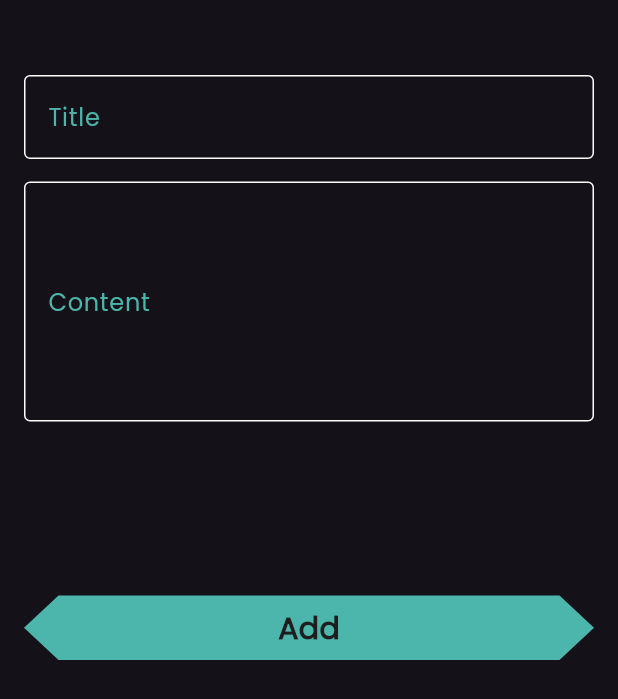
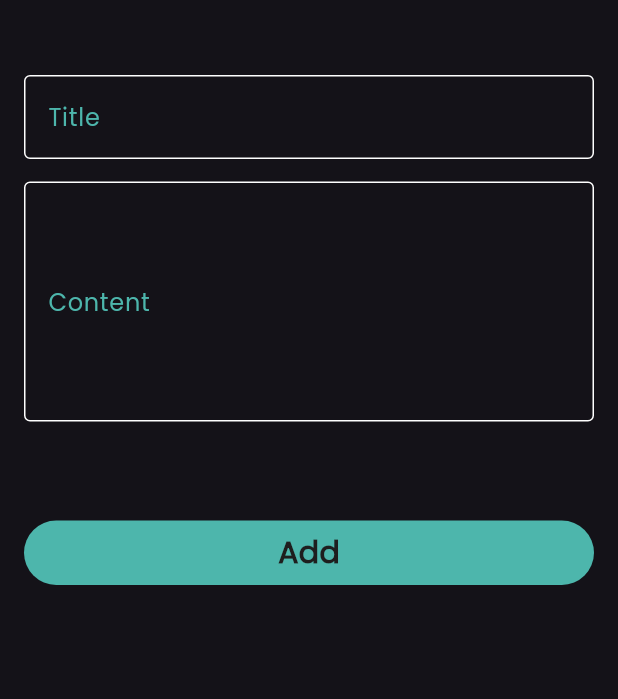
Before and after one commit to FlutterProjectsForOlaMohammed/Notes-App, a Flutter app: the AddNoteForm widget shown alone on an empty page, opened directly, on a phone screen of 412 x 824 dp. Shown: the top 699 px of the screen. Run offline on Flutter 3.47's test engine with Material 3 defaults, Android fonts, the phone set to English and light mode, and no system bars; our stand-ins replace flutter_bloc, font_awesome_flutter, hive, hive_flutter; accounts and stored records are empty.

Commit message:
Create ShowAllNotes Cubit and ShowAllNotes States ,Make ShowModalBottomSheet isScrollControlled , Fix the Problem of resizeing Keyboard

```diff
--- a/lib/Widgets/add_note_form.dart
+++ b/lib/Widgets/add_note_form.dart
@@ -20,7 +20,8 @@ class _AddNoteFormState extends State<AddNoteForm> {
   Widget build(BuildContext context) {
     return Form(
       key: formKey,
-      child: ListView(
+      child: SingleChildScrollView(
+        child: Column(
           children: [
             const SizedBox(
               height: 50,
@@ -44,7 +45,7 @@ class _AddNoteFormState extends State<AddNoteForm> {
               },
             ),
             const SizedBox(
-            height: 100,
+              height: 50,
             ),
             BlocBuilder<AddNoteCubit, AddNotes>(
               builder: (context, state) {
@@ -58,13 +59,18 @@ class _AddNoteFormState extends State<AddNoteForm> {
                           title: title!,
                           subTitle: subTitle!,
                           date: (DateTime.now()).toString());
-                    BlocProvider.of<AddNoteCubit>(context).addNote(note: note);
+                      BlocProvider.of<AddNoteCubit>(context)
+                          .addNote(note: note);
                     }
                   },
                 );
               },
-          )
+            ),
+            const SizedBox(
+              height: 16,
+            ),
           ],
+        ),
       ),
     );
   }
--- a/lib/Widgets/custom_add_button.dart
+++ b/lib/Widgets/custom_add_button.dart
@@ -9,31 +9,41 @@ class CustomAddButton extends StatelessWidget {
   @override
   Widget build(BuildContext context) {
     return Padding(
-      padding: const EdgeInsets.all(16.0),
+      padding: EdgeInsets.only(
+          left: 16,
+          right: 16,
+          top: 16,
+          bottom: MediaQuery.of(context).viewInsets.bottom),
+      child: SizedBox(
+        height: 43,
+        child: GestureDetector(
+          onTap: onPressed,
+          child: Container(
+            decoration: BoxDecoration(
+              color: kPrimaryColor,
+              borderRadius: BorderRadius.circular(23),
+            ),
+            width: MediaQuery.of(context).size.width,
+            child: (isLoading)
+                ? const Center(
                     child: SizedBox(
                       width: 24,
-        height: 43,
-        child: IconButton(
-          onPressed: onPressed,
-          icon: (isLoading)
-              ? const SizedBox(
                       height: 24,
-                  width: 24,
                       child: CircularProgressIndicator(
                         color: Colors.black,
                       ),
+                    ),
                   )
-              : const Text(
+                : const Center(
+                    child: Text(
                       "Add",
                       style: TextStyle(
                           color: Color(0xff1e1e1e),
                           fontWeight: FontWeight.bold,
                           fontSize: 20),
                     ),
-          style: ElevatedButton.styleFrom(
-              backgroundColor: kPrimaryColor,
-              shape: BeveledRectangleBorder(
-                  borderRadius: BorderRadius.circular(23))),
+                  ),
+          ),
         ),
       ),
     );
--- /dev/null
+++ b/lib/cubits/Show Notes Cubit/show_notes_state.dart
@@ -0,0 +1,3 @@
+class ShowNotes {}
+
+class NotesInitial extends ShowNotes {}
```
Also changed, not shown: lib/Views/notes_app_view.dart (+7 -1 lines), lib/Widgets/notes_list_view.dart (+15 -7 lines), lib/Widgets/notes_view_body.dart (+14 -1 lines), lib/cubits/Show Notes Cubit/show_notes_cubit.dart (added, +12 -0 lines). Lines whose indentation alone changed are shown as unchanged.
